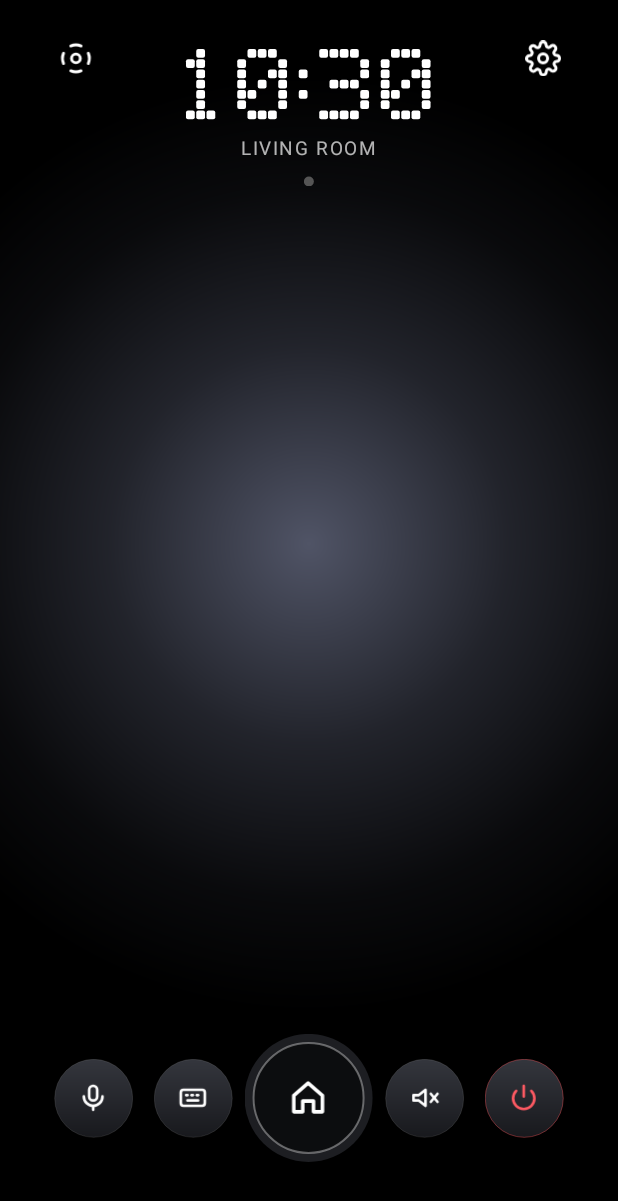
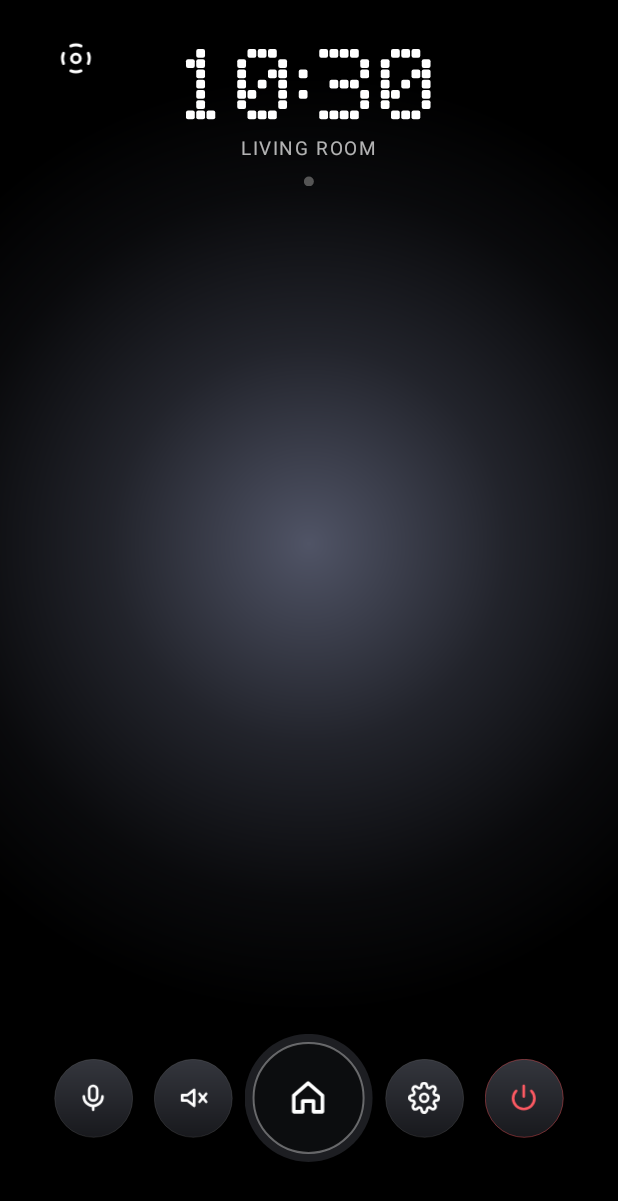
Before and after one commit to Zwivhuya-Ratshivhadelo/TVRemote, an Android app: the screen it shows after launch (RemoteActivity), on a phone screen of 412 x 824 dp. Shown: the top 1201 px of the screen. Run offline under Robolectric (Android 15) with nearby library versions, the phone set to English and light mode, and no system bars.

Commit message:
Bottom row: mic, mute, home, settings, power; no keyboard button
Co-Authored-By: Claude Opus 5.5 <noreply@anthropic.com>
Claude-Session: https://claude.ai/code/session_01VS8Vdg1i6wQFjXPmYXTms1

```diff
--- a/phone/app/src/main/java/com/livingroom/remote/RemoteActivity.kt
+++ b/phone/app/src/main/java/com/livingroom/remote/RemoteActivity.kt
@@ -114,9 +114,6 @@ class RemoteActivity : Activity(), SensorEventListener {
         root.addView(padView, FrameLayout.LayoutParams(-1, -1))
         buildPad()
 
-        gear = ImageView(this).apply { setImageResource(R.drawable.ic_gear); setPadding(s.px(10), s.px(10), s.px(10), s.px(10))
-            setOnClickListener { tap(it); startActivity(Intent(this@RemoteActivity, SettingsActivity::class.java)) } }
-        root.place(s, gear, 355f, 40f, 44f, 44f)
         grid = ImageView(this).apply { setImageResource(R.drawable.ic_grid); setPadding(s.px(10), s.px(10), s.px(10), s.px(10)); visibility = View.GONE
             setOnClickListener { tap(it); forceApps = true; refresh() } }
         root.place(s, grid, 36f, 40f, 44f, 44f)
@@ -126,15 +123,13 @@ class RemoteActivity : Activity(), SensorEventListener {
             setOnClickListener { tap(it); padOn = !padOn; refresh() } }
         root.place(s, pad, 36f, 40f, 42f, 42f)
 
-        // Bottom: mic, keyboard, home (big, in the middle), mute, power.
+        // Bottom: mic, mute, home (big, in the middle), settings, power.
         micBtn = roundButton(s, R.drawable.ic_mic, 54f, iconSize = 22f) { listen() }
         root.place(s, micBtn, 48f, 750f, 54f, 54f)
-        root.place(s, roundButton(s, R.drawable.ic_keyboard, 54f, iconSize = 22f) {
-            // The phone's keyboard, typing straight into the box on the TV.
-            tvKeys.requestFocus(); (getSystemService(INPUT_METHOD_SERVICE) as InputMethodManager).showSoftInput(tvKeys, InputMethodManager.SHOW_IMPLICIT)
-        }, 116f, 750f, 54f, 54f)
+        root.place(s, roundButton(s, R.drawable.ic_mute, 54f, iconSize = 22f) { Hub.send("key", "k" to "mute") }, 116f, 750f, 54f, 54f)
         root.place(s, roundButton(s, R.drawable.ic_home, 88f, white = true, iconSize = 30f) { padOn = false; Hub.send("key", "k" to "home"); refresh() }, 195f, 750f, 88f, 88f)
-        root.place(s, roundButton(s, R.drawable.ic_mute, 54f, iconSize = 22f) { Hub.send("key", "k" to "mute") }, 274f, 750f, 54f, 54f)
+        gear = roundButton(s, R.drawable.ic_gear, 54f, iconSize = 22f) { startActivity(Intent(this, SettingsActivity::class.java)) }
+        root.place(s, gear, 274f, 750f, 54f, 54f)
         root.place(s, roundButton(s, R.drawable.ic_power, 54f, iconSize = 22f, red = true) { Hub.send("key", "k" to "power") }, 342f, 750f, 54f, 54f)
 
         // The phone's own keyboard for the TV: it pops up by itself when a keyboard comes up on the TV,
```
